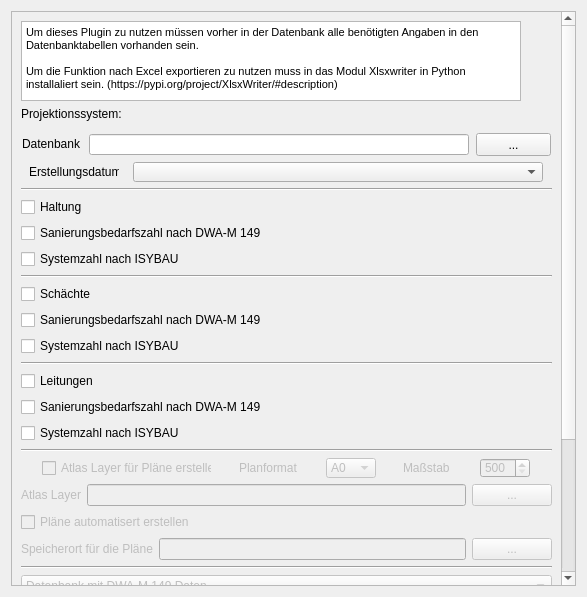
This is qkan/sanierungsbedarfszahl/res/sanierungsbedarfszahl_dialog_base.ui in SonkeHoffmann/QKan-1 as Qt 5 draws it before an edit. The edited form follows.
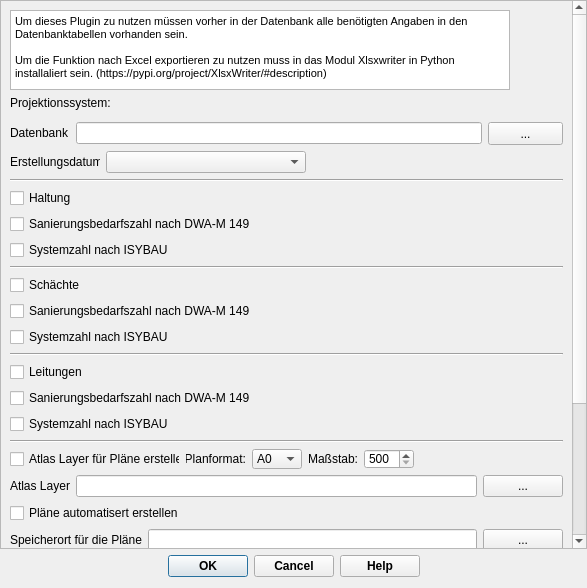
This is the edited form. Icons and pictures are not drawn. Custom widgets are drawn as their Qt base class.

Patch:
```diff
--- a/qkan/sanierungsbedarfszahl/res/sanierungsbedarfszahl_dialog_base.ui
+++ b/qkan/sanierungsbedarfszahl/res/sanierungsbedarfszahl_dialog_base.ui
@@ -7,9 +7,21 @@
     <x>0</x>
     <y>0</y>
     <width>587</width>
-    <height>597</height>
+    <height>588</height>
    </rect>
   </property>
+  <property name="minimumSize">
+   <size>
+    <width>250</width>
+    <height>150</height>
+   </size>
+  </property>
+  <property name="maximumSize">
+   <size>
+    <width>16777215</width>
+    <height>775</height>
+   </size>
+  </property>
   <property name="windowTitle">
    <string>Sanierungsbedarfszahl</string>
   </property>
@@ -18,6 +30,15 @@
     <normaloff>../../QKan.png</normaloff>../../QKan.png</iconset>
   </property>
   <layout class="QVBoxLayout" name="verticalLayout_3">
+   <property name="leftMargin">
+    <number>0</number>
+   </property>
+   <property name="topMargin">
+    <number>0</number>
+   </property>
+   <property name="rightMargin">
+    <number>0</number>
+   </property>
    <item>
     <widget class="QScrollArea" name="scrollArea">
      <property name="widgetResizable">
@@ -27,9 +48,9 @@
       <property name="geometry">
        <rect>
         <x>0</x>
-        <y>-303</y>
-        <width>553</width>
-        <height>855</height>
+        <y>-187</y>
+        <width>568</width>
+        <height>735</height>
        </rect>
       </property>
       <layout class="QVBoxLayout" name="verticalLayout">
@@ -47,14 +68,19 @@
            <height>80</height>
           </size>
          </property>
+         <property name="font">
+          <font>
+           <family>Tahoma</family>
+          </font>
+         </property>
          <property name="html">
           <string>&lt;!DOCTYPE HTML PUBLIC &quot;-//W3C//DTD HTML 4.0//EN&quot; &quot;http://www.w3.org/TR/REC-html40/strict.dtd&quot;&gt;
 &lt;html&gt;&lt;head&gt;&lt;meta name=&quot;qrichtext&quot; content=&quot;1&quot; /&gt;&lt;style type=&quot;text/css&quot;&gt;
 p, li { white-space: pre-wrap; }
-&lt;/style&gt;&lt;/head&gt;&lt;body style=&quot; font-family:'MS Shell Dlg 2'; font-size:7.8pt; font-weight:400; font-style:normal;&quot;&gt;
-&lt;p style=&quot; margin-top:0px; margin-bottom:0px; margin-left:0px; margin-right:0px; -qt-block-indent:0; text-indent:0px;&quot;&gt;&lt;span style=&quot; font-size:8.25pt;&quot;&gt;Um dieses Plugin zu nutzen müssen vorher in der Datenbank alle benötigten Angaben in den Datenbanktabellen vorhanden sein. &lt;/span&gt;&lt;/p&gt;
-&lt;p style=&quot;-qt-paragraph-type:empty; margin-top:0px; margin-bottom:0px; margin-left:0px; margin-right:0px; -qt-block-indent:0; text-indent:0px; font-size:8.25pt;&quot;&gt;&lt;br /&gt;&lt;/p&gt;
-&lt;p style=&quot; margin-top:0px; margin-bottom:0px; margin-left:0px; margin-right:0px; -qt-block-indent:0; text-indent:0px;&quot;&gt;&lt;span style=&quot; font-size:8.25pt;&quot;&gt;Um die Funktion nach Excel exportieren zu nutzen muss in das Modul Xlsxwriter in Python installaliert sein. (https://pypi.org/project/XlsxWriter/#description)&lt;/span&gt;&lt;/p&gt;&lt;/body&gt;&lt;/html&gt;</string>
+&lt;/style&gt;&lt;/head&gt;&lt;body style=&quot; font-family:'Tahoma'; font-size:7.875pt; font-weight:400; font-style:normal;&quot;&gt;
+&lt;p style=&quot; margin-top:0px; margin-bottom:0px; margin-left:0px; margin-right:0px; -qt-block-indent:0; text-indent:0px;&quot;&gt;&lt;span style=&quot; font-family:'MS Shell Dlg 2'; font-size:8.25pt;&quot;&gt;Um dieses Plugin zu nutzen müssen vorher in der Datenbank alle benötigten Angaben in den Datenbanktabellen vorhanden sein. &lt;/span&gt;&lt;/p&gt;
+&lt;p style=&quot;-qt-paragraph-type:empty; margin-top:0px; margin-bottom:0px; margin-left:0px; margin-right:0px; -qt-block-indent:0; text-indent:0px; font-family:'MS Shell Dlg 2'; font-size:8.25pt;&quot;&gt;&lt;br /&gt;&lt;/p&gt;
+&lt;p style=&quot; margin-top:0px; margin-bottom:0px; margin-left:0px; margin-right:0px; -qt-block-indent:0; text-indent:0px;&quot;&gt;&lt;span style=&quot; font-family:'MS Shell Dlg 2'; font-size:8.25pt;&quot;&gt;Um die Funktion nach Excel exportieren zu nutzen muss in das Modul Xlsxwriter in Python installaliert sein. (https://pypi.org/project/XlsxWriter/#description)&lt;/span&gt;&lt;/p&gt;&lt;/body&gt;&lt;/html&gt;</string>
          </property>
         </widget>
        </item>
@@ -83,7 +109,7 @@
         </layout>
        </item>
        <item>
-        <layout class="QHBoxLayout" name="horizontalLayout_3">
+        <layout class="QHBoxLayout" name="horizontalLayout_3" stretch="0,0,0">
          <item>
           <widget class="QLabel" name="label">
            <property name="minimumSize">
@@ -98,26 +124,18 @@
              <height>20</height>
             </size>
            </property>
+           <property name="font">
+            <font>
+             <family>Tahoma</family>
+            </font>
+           </property>
            <property name="text">
             <string>Datenbank</string>
            </property>
           </widget>
          </item>
          <item>
-          <widget class="QLineEdit" name="db">
-           <property name="minimumSize">
-            <size>
-             <width>380</width>
-             <height>20</height>
-            </size>
-           </property>
-           <property name="maximumSize">
-            <size>
-             <width>300</width>
-             <height>21</height>
-            </size>
-           </property>
-          </widget>
+          <widget class="QLineEdit" name="db"/>
          </item>
          <item>
           <widget class="QPushButton" name="pushButton">
@@ -156,6 +174,11 @@
              <height>20</height>
             </size>
            </property>
+           <property name="font">
+            <font>
+             <family>Tahoma</family>
+            </font>
+           </property>
            <property name="text">
             <string>Erstellungsdatum</string>
            </property>
@@ -165,18 +188,25 @@
           <widget class="QComboBox" name="date">
            <property name="minimumSize">
             <size>
-             <width>400</width>
-             <height>20</height>
-            </size>
-           </property>
-           <property name="maximumSize">
-            <size>
-             <width>410</width>
-             <height>21</height>
+             <width>200</width>
+             <height>0</height>
             </size>
            </property>
           </widget>
          </item>
+         <item>
+          <spacer name="horizontalSpacer">
+           <property name="orientation">
+            <enum>Qt::Horizontal</enum>
+           </property>
+           <property name="sizeHint" stdset="0">
+            <size>
+             <width>40</width>
+             <height>20</height>
+            </size>
+           </property>
+          </spacer>
+         </item>
         </layout>
        </item>
        <item>
@@ -188,6 +218,11 @@
        </item>
        <item>
         <widget class="QCheckBox" name="checkBox_3">
+         <property name="font">
+          <font>
+           <family>Tahoma</family>
+          </font>
+         </property>
          <property name="text">
           <string>Haltung</string>
          </property>
@@ -195,6 +230,11 @@
        </item>
        <item>
         <widget class="QCheckBox" name="checkBox">
+         <property name="font">
+          <font>
+           <family>Tahoma</family>
+          </font>
+         </property>
          <property name="text">
           <string>Sanierungsbedarfszahl nach DWA-M 149</string>
          </property>
@@ -202,6 +242,11 @@
        </item>
        <item>
         <widget class="QCheckBox" name="checkBox_2">
+         <property name="font">
+          <font>
+           <family>Tahoma</family>
+          </font>
+         </property>
          <property name="text">
           <string>Systemzahl nach ISYBAU</string>
          </property>
@@ -216,6 +261,11 @@
        </item>
        <item>
         <widget class="QCheckBox" name="checkBox_5">
+         <property name="font">
+          <font>
+           <family>Tahoma</family>
+          </font>
+         </property>
          <property name="text">
           <string>Schächte</string>
          </property>
@@ -223,6 +273,11 @@
        </item>
        <item>
         <widget class="QCheckBox" name="checkBox_4">
+         <property name="font">
+          <font>
+           <family>Tahoma</family>
+          </font>
+         </property>
          <property name="text">
           <string>Sanierungsbedarfszahl nach DWA-M 149</string>
          </property>
@@ -230,6 +285,11 @@
        </item>
        <item>
         <widget class="QCheckBox" name="checkBox_6">
+         <property name="font">
+          <font>
+           <family>Tahoma</family>
+          </font>
+         </property>
          <property name="text">
           <string>Systemzahl nach ISYBAU</string>
          </property>
@@ -244,6 +304,11 @@
        </item>
        <item>
         <widget class="QCheckBox" name="checkBox_14">
+         <property name="font">
+          <font>
+           <family>Tahoma</family>
+          </font>
+         </property>
          <property name="text">
           <string>Leitungen</string>
          </property>
@@ -251,6 +316,11 @@
        </item>
        <item>
         <widget class="QCheckBox" name="checkBox_12">
+         <property name="font">
+          <font>
+           <family>Tahoma</family>
+          </font>
+         </property>
          <property name="text">
           <string>Sanierungsbedarfszahl nach DWA-M 149</string>
          </property>
@@ -258,6 +328,11 @@
        </item>
        <item>
         <widget class="QCheckBox" name="checkBox_13">
+         <property name="font">
+          <font>
+           <family>Tahoma</family>
+          </font>
+         </property>
          <property name="text">
           <string>Systemzahl nach ISYBAU</string>
          </property>
@@ -271,12 +346,9 @@
         </widget>
        </item>
        <item>
-        <layout class="QHBoxLayout" name="horizontalLayout">
+        <layout class="QHBoxLayout" name="horizontalLayout" stretch="0,0,0,0,0,0">
          <item>
           <widget class="QCheckBox" name="checkBox_7">
-           <property name="enabled">
-            <bool>false</bool>
-           </property>
            <property name="minimumSize">
             <size>
              <width>170</width>
@@ -289,6 +361,11 @@
              <height>20</height>
             </size>
            </property>
+           <property name="font">
+            <font>
+             <family>Tahoma</family>
+            </font>
+           </property>
            <property name="text">
             <string>Atlas Layer für Pläne erstellen</string>
            </property>
@@ -296,9 +373,6 @@
          </item>
          <item>
           <widget class="QLabel" name="label_5">
-           <property name="enabled">
-            <bool>false</bool>
-           </property>
            <property name="minimumSize">
             <size>
              <width>60</width>
@@ -311,16 +385,21 @@
              <height>20</height>
             </size>
            </property>
+           <property name="font">
+            <font>
+             <family>Tahoma</family>
+            </font>
+           </property>
            <property name="text">
-            <string>Planformat</string>
+            <string>Planformat:</string>
+           </property>
+           <property name="alignment">
+            <set>Qt::AlignRight|Qt::AlignTrailing|Qt::AlignVCenter</set>
            </property>
           </widget>
          </item>
          <item>
           <widget class="QComboBox" name="comboBox_2">
-           <property name="enabled">
-            <bool>false</bool>
-           </property>
            <property name="minimumSize">
             <size>
              <width>50</width>
@@ -333,6 +412,11 @@
              <height>20</height>
             </size>
            </property>
+           <property name="font">
+            <font>
+             <family>Tahoma</family>
+            </font>
+           </property>
            <item>
             <property name="text">
              <string>A0</string>
@@ -357,9 +441,6 @@
          </item>
          <item>
           <widget class="QLabel" name="label_4">
-           <property name="enabled">
-            <bool>false</bool>
-           </property>
            <property name="minimumSize">
             <size>
              <width>50</width>
@@ -372,16 +453,21 @@
              <height>20</height>
             </size>
            </property>
+           <property name="font">
+            <font>
+             <family>Tahoma</family>
+            </font>
+           </property>
            <property name="text">
-            <string>Maßstab</string>
+            <string>Maßstab:</string>
+           </property>
+           <property name="alignment">
+            <set>Qt::AlignRight|Qt::AlignTrailing|Qt::AlignVCenter</set>
            </property>
           </widget>
          </item>
          <item>
           <widget class="QSpinBox" name="spinBox">
-           <property name="enabled">
-            <bool>false</bool>
-           </property>
            <property name="minimumSize">
             <size>
              <width>50</width>
@@ -394,6 +480,11 @@
              <height>20</height>
             </size>
            </property>
+           <property name="font">
+            <font>
+             <family>Tahoma</family>
+            </font>
+           </property>
            <property name="minimum">
             <number>500</number>
            </property>
@@ -405,14 +496,29 @@
            </property>
           </widget>
          </item>
+         <item>
+          <spacer name="horizontalSpacer_2">
+           <property name="orientation">
+            <enum>Qt::Horizontal</enum>
+           </property>
+           <property name="sizeHint" stdset="0">
+            <size>
+             <width>40</width>
+             <height>20</height>
+            </size>
+           </property>
+          </spacer>
+         </item>
         </layout>
        </item>
        <item>
         <layout class="QHBoxLayout" name="horizontalLayout_4">
          <item>
           <widget class="QLabel" name="label_6">
-           <property name="enabled">
-            <bool>false</bool>
+           <property name="font">
+            <font>
+             <family>Tahoma</family>
+            </font>
            </property>
            <property name="text">
             <string>Atlas Layer</string>
@@ -421,9 +527,6 @@
          </item>
          <item>
           <widget class="QLineEdit" name="atlas">
-           <property name="enabled">
-            <bool>false</bool>
-           </property>
            <property name="text">
             <string/>
            </property>
@@ -431,9 +534,6 @@
          </item>
          <item>
           <widget class="QPushButton" name="pushButton_3">
-           <property name="enabled">
-            <bool>false</bool>
-           </property>
            <property name="text">
             <string>...</string>
            </property>
@@ -443,8 +543,10 @@
        </item>
        <item>
         <widget class="QCheckBox" name="checkBox_8">
-         <property name="enabled">
-          <bool>false</bool>
+         <property name="font">
+          <font>
+           <family>Tahoma</family>
+          </font>
          </property>
          <property name="text">
           <string>Pläne automatisert erstellen</string>
@@ -455,8 +557,10 @@
         <layout class="QHBoxLayout" name="horizontalLayout_5">
          <item>
           <widget class="QLabel" name="label_3">
-           <property name="enabled">
-            <bool>false</bool>
+           <property name="font">
+            <font>
+             <family>Tahoma</family>
+            </font>
            </property>
            <property name="text">
             <string>Speicherort für die Pläne</string>
@@ -465,9 +569,6 @@
          </item>
          <item>
           <widget class="QLineEdit" name="speicher">
-           <property name="enabled">
-            <bool>false</bool>
-           </property>
            <property name="text">
             <string/>
            </property>
@@ -475,9 +576,6 @@
          </item>
          <item>
           <widget class="QPushButton" name="pushButton_2">
-           <property name="enabled">
-            <bool>false</bool>
-           </property>
            <property name="text">
             <string>...</string>
            </property>
@@ -494,8 +592,10 @@
        </item>
        <item>
         <widget class="QComboBox" name="comboBox_4">
-         <property name="enabled">
-          <bool>false</bool>
+         <property name="font">
+          <font>
+           <family>Tahoma</family>
+          </font>
          </property>
          <item>
           <property name="text">
@@ -590,29 +690,30 @@
          </item>
         </layout>
        </item>
-       <item>
-        <widget class="QDialogButtonBox" name="button_box">
-         <property name="font">
-          <font>
-           <weight>75</weight>
-           <bold>true</bold>
-          </font>
-         </property>
-         <property name="orientation">
-          <enum>Qt::Horizontal</enum>
-         </property>
-         <property name="standardButtons">
-          <set>QDialogButtonBox::Cancel|QDialogButtonBox::Help|QDialogButtonBox::Ok</set>
-         </property>
-         <property name="centerButtons">
-          <bool>true</bool>
-         </property>
-        </widget>
-       </item>
       </layout>
      </widget>
     </widget>
    </item>
+   <item>
+    <widget class="QDialogButtonBox" name="button_box">
+     <property name="font">
+      <font>
+       <family>Tahoma</family>
+       <weight>75</weight>
+       <bold>true</bold>
+      </font>
+     </property>
+     <property name="orientation">
+      <enum>Qt::Horizontal</enum>
+     </property>
+     <property name="standardButtons">
+      <set>QDialogButtonBox::Cancel|QDialogButtonBox::Help|QDialogButtonBox::Ok</set>
+     </property>
+     <property name="centerButtons">
+      <bool>true</bool>
+     </property>
+    </widget>
+   </item>
   </layout>
  </widget>
  <customwidgets>
```
Left out of the diff: 48 changed lines with no effect on the pictures.
